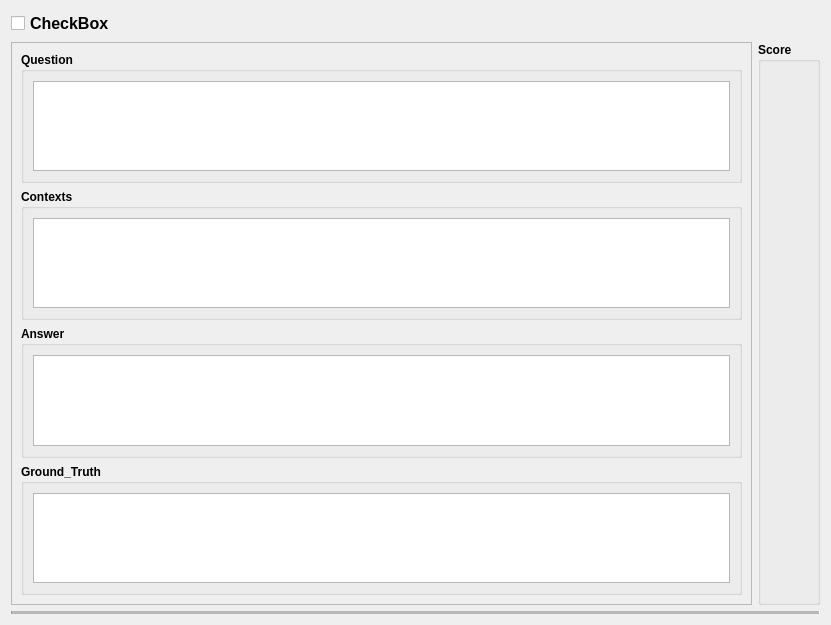
First picture: the form in chatgpt_performance_metric/source/ui_designer/main_widget.ui, repository tom-shin/perf_metric, before the edit.
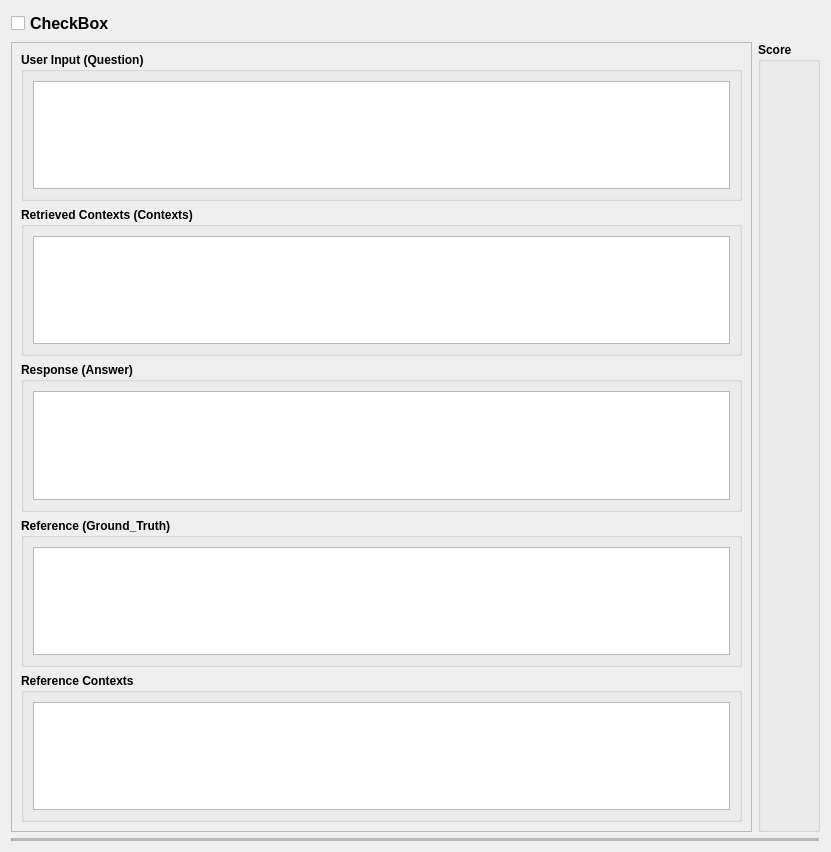
Second picture: the form after the edit.

The edit to the form file:
```diff
--- a/chatgpt_performance_metric/source/ui_designer/main_widget.ui
+++ b/chatgpt_performance_metric/source/ui_designer/main_widget.ui
@@ -7,7 +7,7 @@
     <x>0</x>
     <y>0</y>
     <width>831</width>
-    <height>625</height>
+    <height>852</height>
    </rect>
   </property>
   <property name="windowTitle">
@@ -58,7 +58,7 @@
            </font>
           </property>
           <property name="title">
-           <string>Question</string>
+           <string>User Input (Question)</string>
           </property>
           <layout class="QVBoxLayout" name="verticalLayout_2">
            <item>
@@ -92,7 +92,7 @@
            </font>
           </property>
           <property name="title">
-           <string>Contexts</string>
+           <string>Retrieved Contexts (Contexts)</string>
           </property>
           <layout class="QVBoxLayout" name="verticalLayout">
            <item>
@@ -126,7 +126,7 @@
            </font>
           </property>
           <property name="title">
-           <string>Answer</string>
+           <string>Response (Answer)</string>
           </property>
           <layout class="QHBoxLayout" name="horizontalLayout_3">
            <item>
@@ -160,7 +160,7 @@
            </font>
           </property>
           <property name="title">
-           <string>Ground_Truth</string>
+           <string>Reference (Ground_Truth)</string>
           </property>
           <layout class="QVBoxLayout" name="verticalLayout_7">
            <item>
@@ -185,6 +185,31 @@
           </layout>
          </widget>
         </item>
+        <item>
+         <widget class="QGroupBox" name="groupBox">
+          <property name="font">
+           <font>
+            <weight>75</weight>
+            <bold>true</bold>
+           </font>
+          </property>
+          <property name="title">
+           <string>Reference Contexts</string>
+          </property>
+          <layout class="QVBoxLayout" name="verticalLayout_8">
+           <item>
+            <widget class="QPlainTextEdit" name="ref_contexts_plainTextEdit">
+             <property name="font">
+              <font>
+               <weight>50</weight>
+               <bold>false</bold>
+              </font>
+             </property>
+            </widget>
+           </item>
+          </layout>
+         </widget>
+        </item>
        </layout>
       </widget>
      </item>
```
